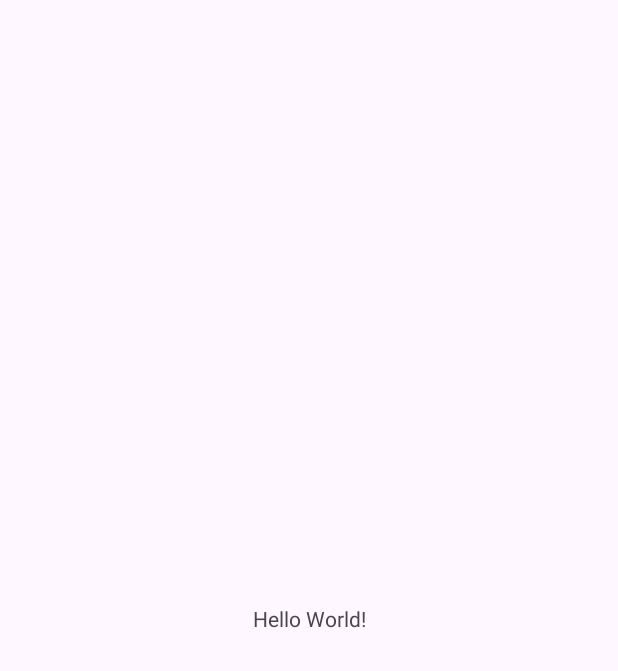
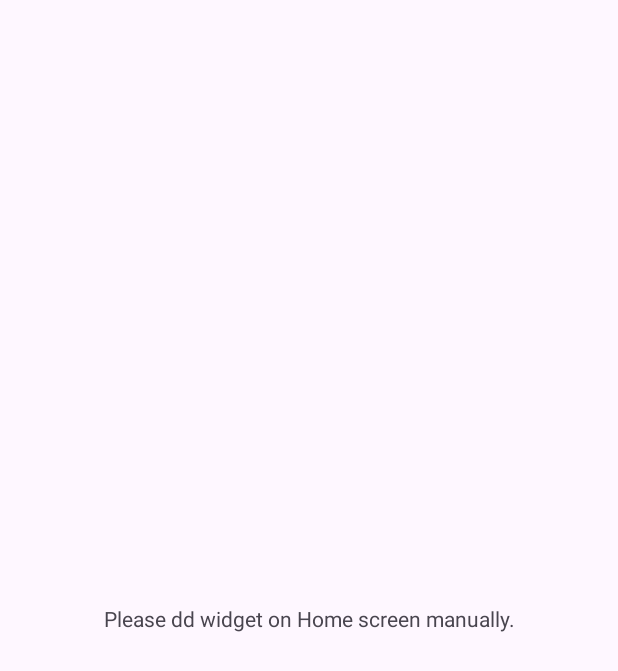
Before and after one commit to ricky-kiva/andro-widget-app, an Android app: the screen it shows after launch (MainActivity), on a phone screen of 412 x 824 dp. Before the commit the part shown is almost empty. Shown: the top 671 px of the screen. Run offline under Robolectric (Android 15) with nearby library versions, the phone set to English and light mode, and no system bars.

Commit message:
add widget functionality

```diff
--- a/app/src/main/java/com/rickyslash/widgetapp/RandomNumberWidget.kt
+++ b/app/src/main/java/com/rickyslash/widgetapp/RandomNumberWidget.kt
@@ -34,10 +34,10 @@ internal fun updateAppWidget(
     appWidgetManager: AppWidgetManager,
     appWidgetId: Int
 ) {
-    val widgetText = context.getString(R.string.appwidget_text)
-    // Construct the RemoteViews object
+    // calls the NumberGenerator object method
+    val lastUpdate = "Random: ${NumberGenerator.generate(100)}"
     val views = RemoteViews(context.packageName, R.layout.random_number_widget)
-    views.setTextViewText(R.id.appwidget_text, widgetText)
+    views.setTextViewText(R.id.appwidget_text, lastUpdate)
 
     // Instruct the widget manager to update the widget
     appWidgetManager.updateAppWidget(appWidgetId, views)
--- a/app/src/main/res/layout/activity_main.xml
+++ b/app/src/main/res/layout/activity_main.xml
@@ -9,7 +9,7 @@
     <TextView
         android:layout_width="wrap_content"
         android:layout_height="wrap_content"
-        android:text="Hello World!"
+        android:text="@string/instruction_add_widget"
         app:layout_constraintBottom_toBottomOf="parent"
         app:layout_constraintEnd_toEndOf="parent"
         app:layout_constraintStart_toStartOf="parent"
--- a/app/src/main/res/layout/random_number_widget.xml
+++ b/app/src/main/res/layout/random_number_widget.xml
@@ -6,7 +6,6 @@
 
     <TextView
         android:id="@+id/appwidget_text"
-        style="@style/Widget.WidgetApp.AppWidget.InnerView"
         android:layout_width="wrap_content"
         android:layout_height="wrap_content"
         android:layout_centerHorizontal="true"
@@ -16,4 +15,5 @@
         android:text="@string/appwidget_text"
         android:textSize="24sp"
         android:textStyle="bold|italic" />
+
 </RelativeLayout>
--- a/app/src/main/res/values/strings.xml
+++ b/app/src/main/res/values/strings.xml
@@ -1,6 +1,7 @@
 <resources>
     <string name="app_name">Widget App</string>
-    <string name="appwidget_text">EXAMPLE</string>
+    <string name="appwidget_text">Widget App</string>
     <string name="add_widget">Add widget</string>
-    <string name="app_widget_description">This is an app widget description</string>
+    <string name="app_widget_description">Gives you random number</string>
+    <string name="instruction_add_widget">Please dd widget on Home screen manually.</string>
 </resources>
```
Also changed, not shown: app/src/main/java/com/rickyslash/widgetapp/NumberGenerator.kt (added, +11 -0 lines).
